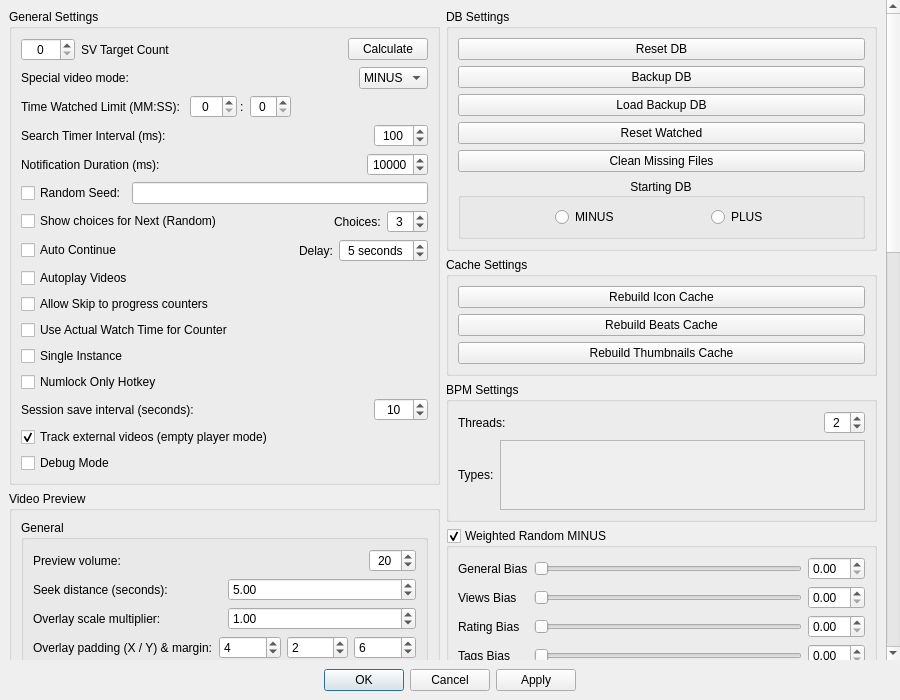
PaunescuAndrei/MediaManager, file MediaManager/src/QtClasses/UI/Form Files/SettingsDialog.ui: the form before one commit.
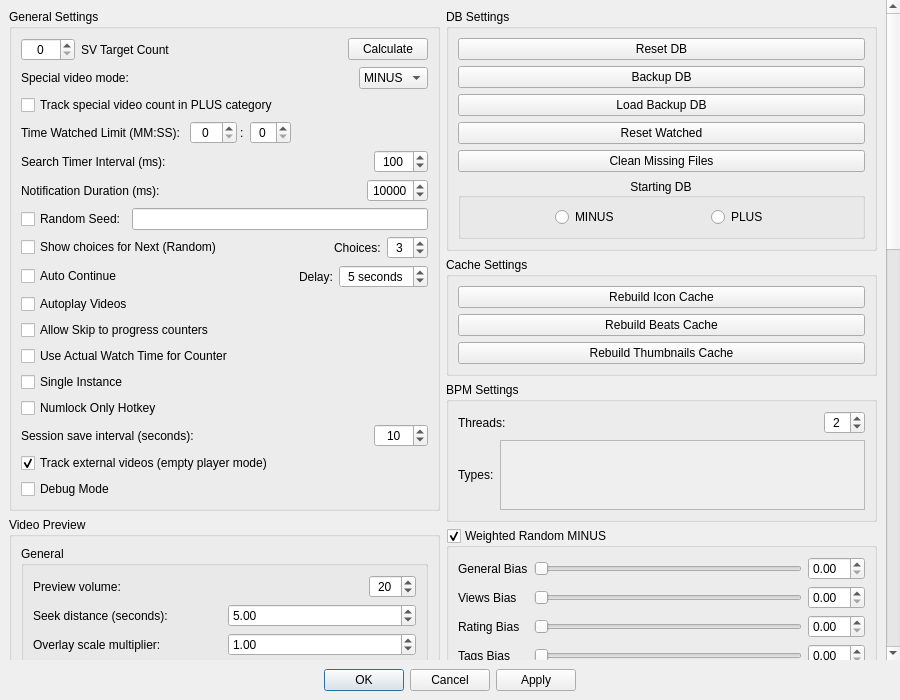
The form after the commit. Custom widgets are drawn as their Qt base class.

Commit message: feat: add svTrackInPlus checkbox to SettingsDialog UI

Diff of the .ui file:
```diff
--- a/MediaManager/src/QtClasses/UI/Form Files/SettingsDialog.ui
+++ b/MediaManager/src/QtClasses/UI/Form Files/SettingsDialog.ui
@@ -175,6 +175,16 @@
               </layout>
              </widget>
             </item>
+            <item>
+             <widget class="QCheckBox" name="svTrackInPlus">
+              <property name="toolTip">
+               <string>When enabled, watching videos in the PLUS category also updates the special video rotation counter. The counter is normally only tracked in the MINUS category.</string>
+              </property>
+              <property name="text">
+               <string>Track special video count in PLUS category</string>
+              </property>
+             </widget>
+            </item>
             <item>
              <widget class="QWidget" name="widget" native="true">
               <layout class="QHBoxLayout" name="horizontalLayout_10">
```
Lines whose indentation alone changed are shown as unchanged.
